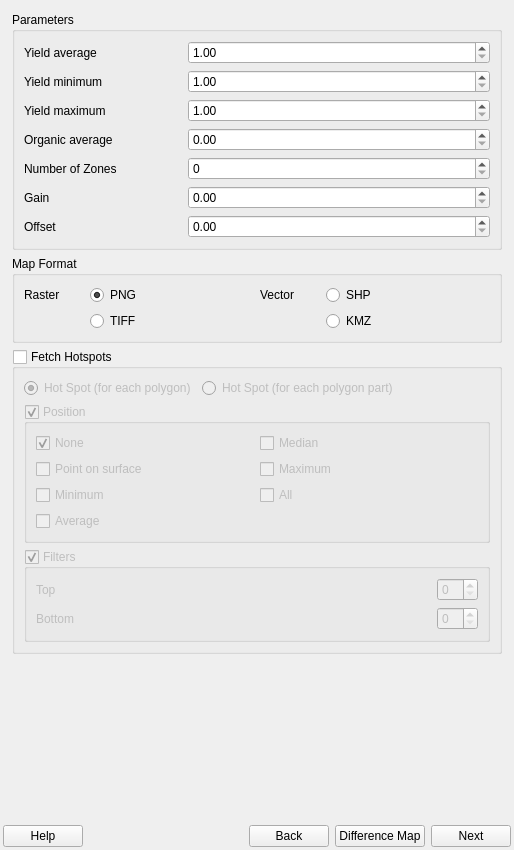
Above: geosys/ui/templates/geosys_dockwidget_base.ui from osundwajeff/qgis-plugin before the change. Below: the same form after it.
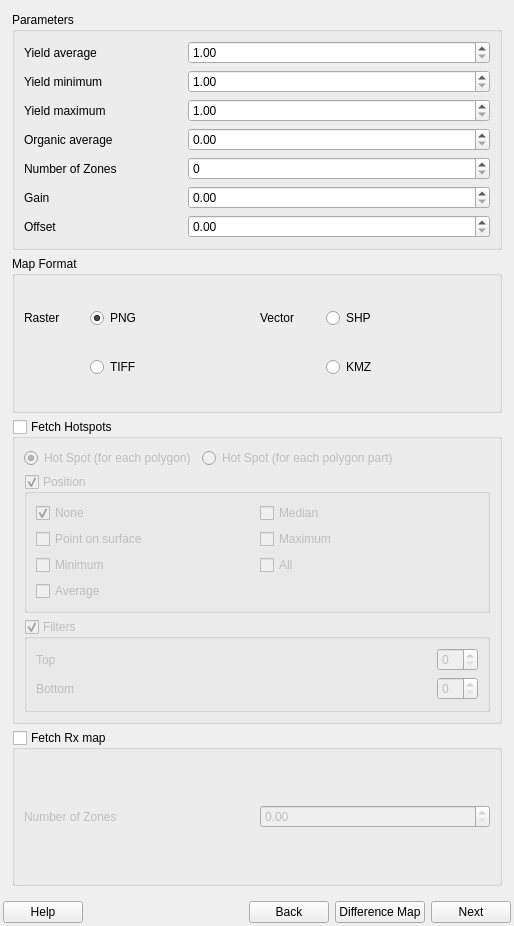
That is the form after the change. The open tabs and pages were chosen to show the change.

Commit message: rx_maps UI

```diff
--- a/geosys/ui/templates/geosys_dockwidget_base.ui
+++ b/geosys/ui/templates/geosys_dockwidget_base.ui
@@ -7,13 +7,13 @@
     <x>0</x>
     <y>0</y>
     <width>514</width>
-    <height>850</height>
+    <height>926</height>
    </rect>
   </property>
   <property name="minimumSize">
    <size>
     <width>514</width>
-    <height>850</height>
+    <height>926</height>
    </size>
   </property>
   <property name="windowTitle">
@@ -335,8 +335,8 @@
        </layout>
       </widget>
       <widget class="QWidget" name="map_creation_page">
-       <layout class="QGridLayout" name="gridLayout">
-        <item row="0" column="0">
+       <layout class="QVBoxLayout" name="verticalLayout_8">
+        <item>
          <widget class="QGroupBox" name="parameters_group">
           <property name="title">
            <string>Parameters</string>
@@ -530,20 +530,79 @@
           </layout>
          </widget>
         </item>
-        <item row="4" column="0">
-         <spacer name="verticalSpacer_2">
-          <property name="orientation">
-           <enum>Qt::Vertical</enum>
+        <item>
+         <widget class="QGroupBox" name="map_format_group">
+          <property name="title">
+           <string>Map Format</string>
           </property>
-          <property name="sizeHint" stdset="0">
-           <size>
-            <width>20</width>
-            <height>40</height>
-           </size>
+          <property name="checkable">
+           <bool>false</bool>
           </property>
-         </spacer>
+          <layout class="QGridLayout" name="gridLayout_2">
+           <item row="0" column="0">
+            <widget class="QLabel" name="raster_label">
+             <property name="maximumSize">
+              <size>
+               <width>60</width>
+               <height>16777215</height>
+              </size>
+             </property>
+             <property name="text">
+              <string>Raster</string>
+             </property>
+            </widget>
+           </item>
+           <item row="0" column="1">
+            <widget class="QRadioButton" name="png_radio_button">
+             <property name="text">
+              <string>PNG</string>
+             </property>
+             <property name="checked">
+              <bool>true</bool>
+             </property>
+            </widget>
+           </item>
+           <item row="0" column="2">
+            <widget class="QLabel" name="vectorl_abel">
+             <property name="maximumSize">
+              <size>
+               <width>60</width>
+               <height>16777215</height>
+              </size>
+             </property>
+             <property name="text">
+              <string>Vector</string>
+             </property>
+            </widget>
+           </item>
+           <item row="0" column="3">
+            <widget class="QRadioButton" name="shp_radio_button">
+             <property name="text">
+              <string>SHP</string>
+             </property>
+            </widget>
+           </item>
+           <item row="1" column="1">
+            <widget class="QRadioButton" name="tiff_radio_button">
+             <property name="text">
+              <string>TIFF</string>
+             </property>
+             <property name="checked">
+              <bool>false</bool>
+             </property>
+            </widget>
+           </item>
+           <item row="1" column="3">
+            <widget class="QRadioButton" name="kmz_radio_button">
+             <property name="text">
+              <string>KMZ</string>
+             </property>
+            </widget>
+           </item>
+          </layout>
+         </widget>
         </item>
-        <item row="2" column="0">
+        <item>
          <widget class="QGroupBox" name="hotspots_group">
           <property name="title">
            <string>Fetch Hotspots</string>
@@ -701,74 +760,27 @@
           </layout>
          </widget>
         </item>
-        <item row="1" column="0">
-         <widget class="QGroupBox" name="map_format_group">
+        <item>
+         <widget class="QGroupBox" name="fetch_rx_group">
           <property name="title">
-           <string>Map Format</string>
+           <string>Fetch Rx map</string>
           </property>
           <property name="checkable">
+           <bool>true</bool>
+          </property>
+          <property name="checked">
            <bool>false</bool>
           </property>
-          <layout class="QGridLayout" name="gridLayout_2">
+          <layout class="QGridLayout" name="gridLayout_5">
            <item row="0" column="0">
-            <widget class="QLabel" name="raster_label">
-             <property name="maximumSize">
-              <size>
-               <width>60</width>
-               <height>16777215</height>
-              </size>
-             </property>
+            <widget class="QLabel" name="fetch_rx_label">
              <property name="text">
-              <string>Raster</string>
+              <string>Number of Zones</string>
              </property>
             </widget>
            </item>
            <item row="0" column="1">
-            <widget class="QRadioButton" name="png_radio_button">
-             <property name="text">
-              <string>PNG</string>
-             </property>
-             <property name="checked">
-              <bool>true</bool>
-             </property>
-            </widget>
-           </item>
-           <item row="0" column="2">
-            <widget class="QLabel" name="vectorl_abel">
-             <property name="maximumSize">
-              <size>
-               <width>60</width>
-               <height>16777215</height>
-              </size>
-             </property>
-             <property name="text">
-              <string>Vector</string>
-             </property>
-            </widget>
-           </item>
-           <item row="0" column="3">
-            <widget class="QRadioButton" name="shp_radio_button">
-             <property name="text">
-              <string>SHP</string>
-             </property>
-            </widget>
-           </item>
-           <item row="1" column="1">
-            <widget class="QRadioButton" name="tiff_radio_button">
-             <property name="text">
-              <string>TIFF</string>
-             </property>
-             <property name="checked">
-              <bool>false</bool>
-             </property>
-            </widget>
-           </item>
-           <item row="1" column="3">
-            <widget class="QRadioButton" name="kmz_radio_button">
-             <property name="text">
-              <string>KMZ</string>
-             </property>
-            </widget>
+            <widget class="QDoubleSpinBox" name="fetch_rx_sb"/>
            </item>
           </layout>
          </widget>
```
Left out of the diff: 2 changed lines with no effect on the pictures.
